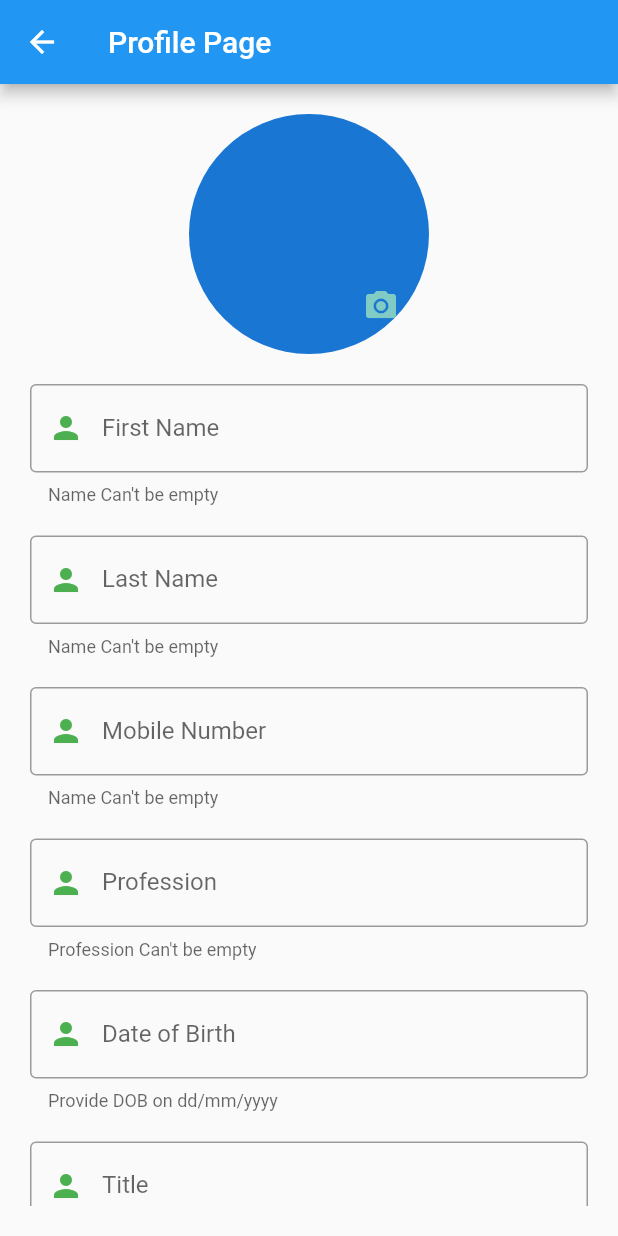
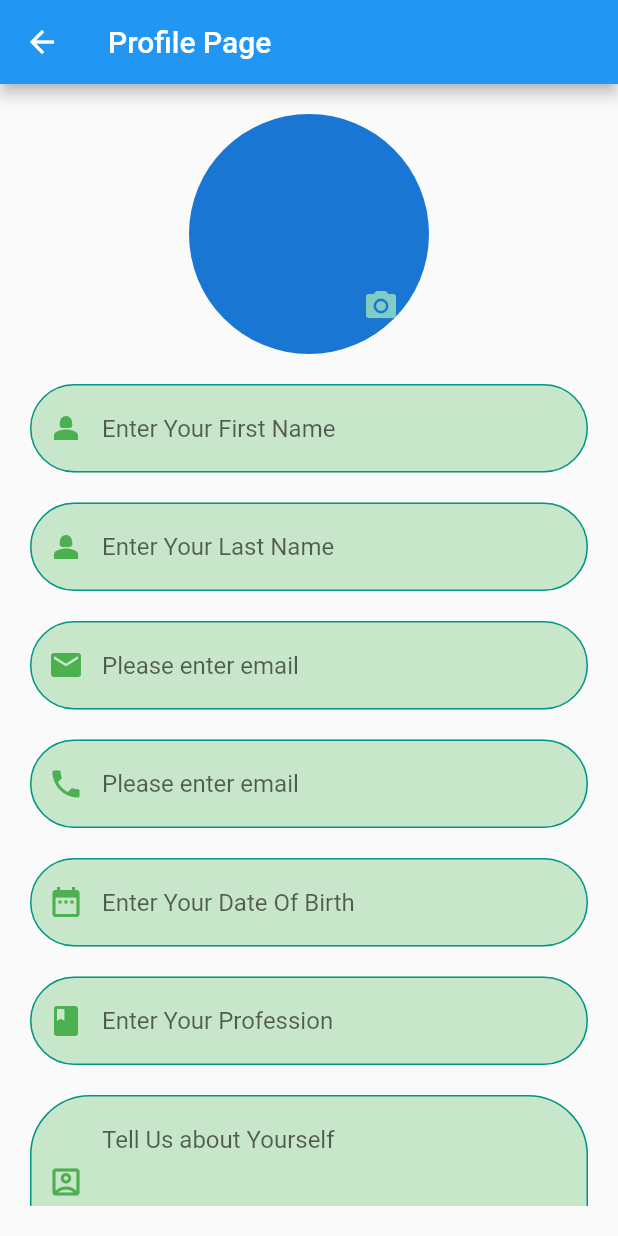
Before and after one commit to Master5551/Job_Scout, a Flutter app: the ProfilePage screen opened by its route, on a phone screen of 412 x 824 dp. Run offline on Flutter 3.47's test engine with Material 2 defaults, Android fonts, the phone set to English and light mode, and no system bars; our stand-ins replace cloud_firestore, firebase_auth, firebase_core, flutter_signin_button, flutter_svg, fluttertoast and 4 more; accounts and stored records are empty; network calls fail.

Commit message:
UI_update

```diff
--- a/lib/components/bottom_navigation.dart
+++ b/lib/components/bottom_navigation.dart
@@ -17,7 +17,7 @@ class _BottomNavBarState extends State<BottomNavBar> {
   final List<Widget> pages = [
     HomePage(),
     LoginPage(),
-    SearchUsersPage(),
+    UserSearchScreen(),
     RegisterPage(),
   ];
 
--- a/lib/users/Authentication/start_page.dart
+++ b/lib/users/Authentication/start_page.dart
@@ -1,7 +1,7 @@
 import 'package:flutter/material.dart';
 import 'package:get/get.dart';
 import 'package:job_scout/users/Authentication/register_page.dart';
-import 'login_page.dart'; // Import the login page
+import 'login_page.dart';
 import 'package:flutter_svg/flutter_svg.dart';
 
 class StartPage extends StatelessWidget {
@@ -48,7 +48,7 @@ class StartPage extends StatelessWidget {
                   ),
                 ),
                 const SizedBox(
-                  height: 10.0, // Add some space between the buttons
+                  height: 10.0,
                 ),
                 TextButton(
                   onPressed: () {
@@ -61,7 +61,7 @@ class StartPage extends StatelessWidget {
                   child: Text(
                     'Register',
                     style: TextStyle(
-                      color: Colors.black, // Text color for Register
+                      color: Colors.black,
                       fontSize: 18,
                     ),
                   ),
--- a/lib/users/view/profile_page.dart
+++ b/lib/users/view/profile_page.dart
@@ -25,9 +25,9 @@ class ProfilePage extends StatelessWidget {
             const SizedBox(height: 20),
             lastnameTextField(),
             const SizedBox(height: 20),
+            emailTextField(),
+            const SizedBox(height: 20),
             mobilenoTextField(),
-            const SizedBox(height: 20),
-            professionTextField(),
             const SizedBox(height: 20),
             dobField(),
             const SizedBox(height: 20),
@@ -124,24 +124,21 @@ class ProfilePage extends StatelessWidget {
     return TextFormField(
       controller: profileController.firstNameController,
       decoration: InputDecoration(
-        border: const OutlineInputBorder(
-          borderSide: BorderSide(
-            color: Colors.teal,
-          ),
+        hintText: "Enter Your First Name",
+        enabledBorder: OutlineInputBorder(
+          borderRadius: BorderRadius.circular(40),
+          borderSide: BorderSide(color: Colors.teal),
         ),
-        focusedBorder: const OutlineInputBorder(
-          borderSide: BorderSide(
-            color: Colors.orange,
-            width: 2,
-          ),
+        focusedBorder: OutlineInputBorder(
+          borderRadius: BorderRadius.circular(40),
+          borderSide: BorderSide(color: Colors.black),
         ),
+        fillColor: Colors.green.shade100,
+        filled: true,
         prefixIcon: const Icon(
-          Icons.person,
+          Icons.person_2,
           color: Colors.green,
         ),
-        labelText: "First Name",
-        helperText: "Name Can't be empty",
-        hintText: "John Doe",
       ),
     );
   }
@@ -150,76 +147,67 @@ class ProfilePage extends StatelessWidget {
     return TextFormField(
       controller: profileController.lastNameController,
       decoration: InputDecoration(
-        border: const OutlineInputBorder(
-          borderSide: BorderSide(
-            color: Colors.teal,
-          ),
+        hintText: "Enter Your Last Name",
+        enabledBorder: OutlineInputBorder(
+          borderRadius: BorderRadius.circular(40),
+          borderSide: BorderSide(color: Colors.teal),
         ),
-        focusedBorder: const OutlineInputBorder(
-          borderSide: BorderSide(
-            color: Colors.orange,
-            width: 2,
-          ),
+        focusedBorder: OutlineInputBorder(
+          borderRadius: BorderRadius.circular(40),
+          borderSide: BorderSide(color: Colors.black),
         ),
+        fillColor: Colors.green.shade100,
+        filled: true,
         prefixIcon: const Icon(
-          Icons.person,
+          Icons.person_2,
           color: Colors.green,
         ),
-        labelText: "Last Name",
-        helperText: "Name Can't be empty",
-        hintText: "John Doe",
+      ),
+    );
+  }
+
+  Widget emailTextField() {
+    return TextFormField(
+      controller: profileController.mobileNoController,
+      decoration: InputDecoration(
+        hintText: "Please enter email",
+        enabledBorder: OutlineInputBorder(
+          borderRadius: BorderRadius.circular(40),
+          borderSide: BorderSide(color: Colors.teal),
+        ),
+        focusedBorder: OutlineInputBorder(
+          borderRadius: BorderRadius.circular(40),
+          borderSide: BorderSide(color: Colors.black),
+        ),
+        fillColor: Colors.green.shade100,
+        filled: true,
+        prefixIcon: const Icon(
+          Icons.mail,
+          color: Colors.green,
+        ),
       ),
     );
   }
 
   Widget mobilenoTextField() {
     return TextFormField(
-      controller: profileController.mobileNoController,
+      controller: profileController.professionController,
       decoration: InputDecoration(
-        border: const OutlineInputBorder(
-          borderSide: BorderSide(
-            color: Colors.teal,
-          ),
+        hintText: "Please enter email",
+        enabledBorder: OutlineInputBorder(
+          borderRadius: BorderRadius.circular(40),
+          borderSide: BorderSide(color: Colors.teal),
         ),
-        focusedBorder: const OutlineInputBorder(
-          borderSide: BorderSide(
-            color: Colors.orange,
-            width: 2,
-          ),
+        focusedBorder: OutlineInputBorder(
+          borderRadius: BorderRadius.circular(40),
+          borderSide: BorderSide(color: Colors.black),
         ),
+        fillColor: Colors.green.shade100,
+        filled: true,
         prefixIcon: const Icon(
-          Icons.person,
+          Icons.phone,
           color: Colors.green,
         ),
-        labelText: "Mobile Number",
-        helperText: "Name Can't be empty",
-        hintText: "John Doe",
-      ),
-    );
-  }
-
-  Widget professionTextField() {
-    return TextFormField(
-      controller: profileController.professionController,
-      decoration: InputDecoration(
-        border: const OutlineInputBorder(
-          borderSide: BorderSide(
-            color: Colors.teal,
-          ),
-        ),
-        focusedBorder: const OutlineInputBorder(
-          borderSide: BorderSide(
-            color: Colors.orange,
-            width: 2,
-          ),
-        ),
-        prefixIcon: const Icon(
-          Icons.person,
-          color: Colors.green,
-        ),
-        labelText: "Profession",
-        helperText: "Profession Can't be empty",
-        hintText: "GoLang Developer",
       ),
     );
   }
@@ -228,24 +216,21 @@ class ProfilePage extends StatelessWidget {
     return TextFormField(
       controller: profileController.dobController,
       decoration: InputDecoration(
-        border: const OutlineInputBorder(
-          borderSide: BorderSide(
-            color: Colors.teal,
-          ),
+        hintText: "Enter Your Date Of Birth",
+        enabledBorder: OutlineInputBorder(
+          borderRadius: BorderRadius.circular(40),
+          borderSide: BorderSide(color: Colors.teal),
         ),
-        focusedBorder: const OutlineInputBorder(
-          borderSide: BorderSide(
-            color: Colors.orange,
-            width: 2,
-          ),
+        focusedBorder: OutlineInputBorder(
+          borderRadius: BorderRadius.circular(40),
+          borderSide: BorderSide(color: Colors.black),
         ),
+        fillColor: Colors.green.shade100,
+        filled: true,
         prefixIcon: const Icon(
-          Icons.person,
+          Icons.date_range,
           color: Colors.green,
         ),
-        labelText: "Date of Birth",
-        helperText: "Provide DOB on dd/mm/yyyy",
-        hintText: "19/07/2003",
       ),
     );
   }
@@ -254,24 +239,21 @@ class ProfilePage extends StatelessWidget {
     return TextFormField(
       controller: profileController.titleController,
       decoration: InputDecoration(
-        border: const OutlineInputBorder(
-          borderSide: BorderSide(
-            color: Colors.teal,
-          ),
+        hintText: "Enter Your Profession",
+        enabledBorder: OutlineInputBorder(
+          borderRadius: BorderRadius.circular(40),
+          borderSide: BorderSide(color: Colors.teal),
         ),
-        focusedBorder: const OutlineInputBorder(
-          borderSide: BorderSide(
-            color: Colors.orange,
-            width: 2,
-          ),
+        focusedBorder: OutlineInputBorder(
+          borderRadius: BorderRadius.circular(40),
+          borderSide: BorderSide(color: Colors.black),
         ),
+        fillColor: Colors.green.shade100,
+        filled: true,
         prefixIcon: const Icon(
-          Icons.person,
+          Icons.book,
           color: Colors.green,
         ),
-        labelText: "Title",
-        helperText: "It can't be empty",
-        hintText: "Full Stack Developer",
       ),
     );
   }
@@ -281,28 +263,28 @@ class ProfilePage extends StatelessWidget {
       controller: profileController.aboutController,
       maxLines: 4,
       decoration: InputDecoration(
-        border: const OutlineInputBorder(
-          borderSide: BorderSide(
-            color: Colors.teal,
-          ),
+        hintText: "Tell Us about Yourself",
+        enabledBorder: OutlineInputBorder(
+          borderRadius: BorderRadius.circular(40),
+          borderSide: BorderSide(color: Colors.teal),
         ),
-        focusedBorder: const OutlineInputBorder(
-          borderSide: BorderSide(
-            color: Colors.orange,
-            width: 2,
-          ),
+        focusedBorder: OutlineInputBorder(
+          borderRadius: BorderRadius.circular(40),
+          borderSide: BorderSide(color: Colors.black),
         ),
-        labelText: "About",
-        helperText: "Write about yourself",
-        hintText: "Full Stack Developer",
+        fillColor: Colors.green.shade100,
+        filled: true,
+        prefixIcon: const Icon(
+          Icons.account_box_outlined,
+          color: Colors.green,
+        ),
       ),
     );
   }
 
   Widget Button() {
     return MyButton(
-      onTap: ()  async {
-
+      onTap: () async {
         try {
           // Create an instance of DataSender and call sendUserDataAndNavigate
           DataSender dataSender = DataSender();
@@ -315,14 +297,10 @@ class ProfilePage extends StatelessWidget {
             profileController.dobController.text,
             profileController.titleController.text,
             profileController.aboutController.text,
-
-
           );
-
         } catch (e) {
           print('Error: $e');
         }
-
       },
       buttonText: "Submit",
     );
```
Also changed, not shown: lib/Controller/login_controller.dart (+4 -3 lines), lib/Controller/search_user_controller.dart (+83 -23 lines), lib/main.dart (+5 -5 lines), lib/users/Authentication/forgot_password_screen.dart (+6 -4 lines), lib/users/Authentication/login_page.dart (+34 -15 lines), lib/users/view/search.dart (+85 -50 lines), pubspec.lock.
